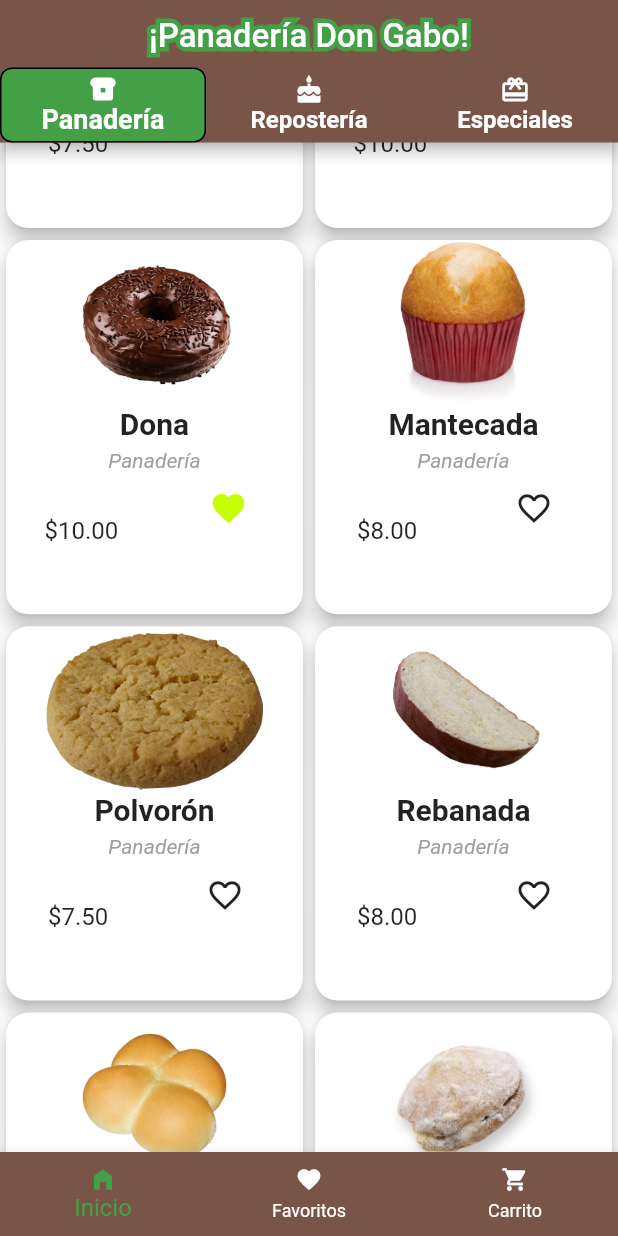
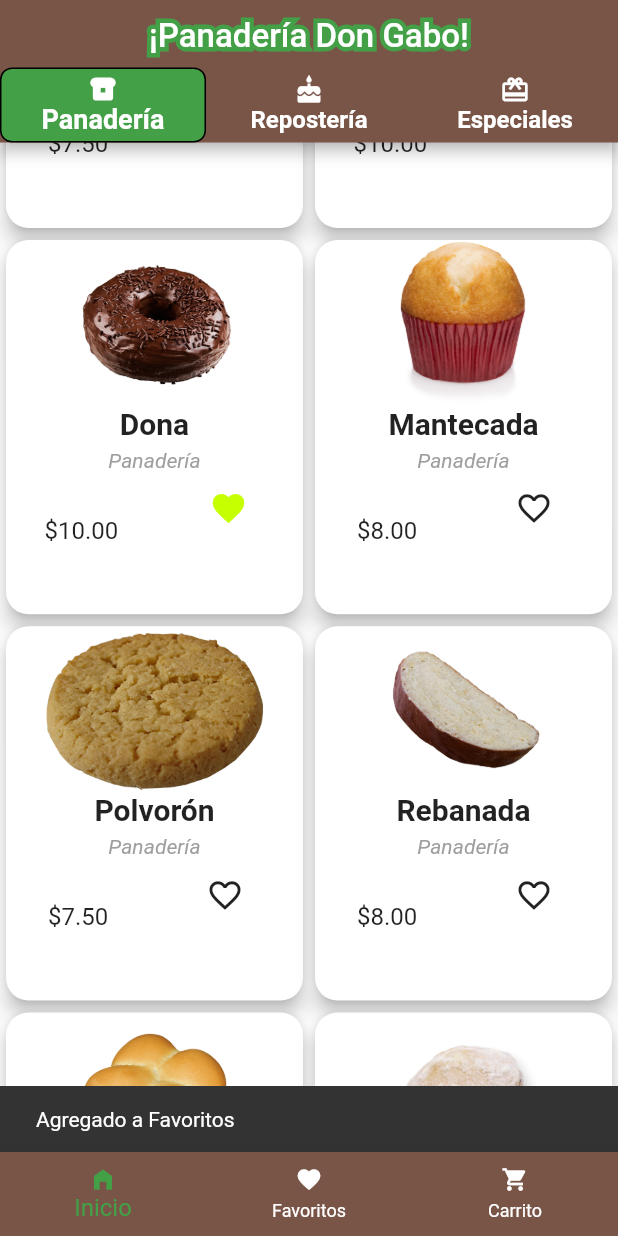
Before and after one commit to wartin38/panaderiapp, a Flutter app: the screen it shows after launch, scrolled down 576 dp, after a tap on the "favorite outline" icon, on a phone screen of 412 x 824 dp. Run offline on Flutter 3.47's test engine with Material 2 defaults, Android fonts, the phone set to English and light mode, and no system bars; our stand-ins replace shared_preferences.

Commit message:
Pantalla de favoritos no repite el elemento

```diff
--- a/lib/main.dart
+++ b/lib/main.dart
@@ -5,7 +5,11 @@ import 'bottom_navigation.dart';
 import '../models/item_dao.dart';
 import 'package:provider/provider.dart';
 
-void main() {
+Future<void> main() async {
+  WidgetsFlutterBinding.ensureInitialized();
+  ItemDao itemDao = ItemDao();
+  itemDao.loadSharedPreferences();
+  itemDao.setFavoriteItems();
   runApp(const MyApp());
 }
 
@@ -24,7 +28,7 @@ class MyApp extends StatelessWidget {
         ),
       ],
       child: MaterialApp(
-        title: 'Flutter Demo',
+        title: 'Panaderia_v1',
         debugShowCheckedModeBanner: false,
         theme: ThemeData(
           primarySwatch: Colors.brown,
--- a/lib/models/item_dao.dart
+++ b/lib/models/item_dao.dart
@@ -1,6 +1,7 @@
 // import 'package:cloud_firestore/cloud_firestore.dart';
 import 'package:flutter/material.dart';
 import '../widgets/item_test2.dart';
+import 'package:shared_preferences/shared_preferences.dart';
 
 class ItemDao extends ChangeNotifier {
   // final CollectionReference collection =
@@ -14,9 +15,14 @@ class ItemDao extends ChangeNotifier {
   //   return collection.snapshots();
   // }
 
-  List<Widget> itemFavorited = <Widget>[];
+  // Llave que utilizará la instancia de SharedPreferences:
+  static const String _prefFavoritesTitle = 'favoriteItems';
+  List<String> favoritesTitle = <String>[];
 
-  final List<Widget> productList1 = <Widget>[
+  // Lista de elementos puestos en favoritos.
+  List<ItemTest> itemFavorited = <ItemTest>[];
+
+  final List<ItemTest> productList1 = <ItemTest>[
     ItemTest(
         key: UniqueKey(),
         image: 'assets/images/bisquet.png',
@@ -79,7 +85,7 @@ class ItemDao extends ChangeNotifier {
         subtitle: 'Panadería'),
   ];
 
-  final List<Widget> productList2 = <Widget>[
+  final List<ItemTest> productList2 = <ItemTest>[
     ItemTest(
         key: UniqueKey(),
         image: 'assets/images/pastel_1.png',
@@ -148,7 +154,7 @@ class ItemDao extends ChangeNotifier {
         subtitle: 'Repostería'),
   ];
 
-  final List<Widget> productList3 = <Widget>[
+  final List<ItemTest> productList3 = <ItemTest>[
     ItemTest(
         key: UniqueKey(),
         image: 'assets/images/especial_1.png',
@@ -181,9 +187,83 @@ class ItemDao extends ChangeNotifier {
         subtitle: 'Especiales'),
   ];
 
-  void addFavoriteItem(ItemTest? item) {
-    if (item == null) return;
-    itemFavorited.add(item);
+  void loadSharedPreferences() async {
+    final preferences = await SharedPreferences.getInstance();
+    final favorites = preferences.getStringList(_prefFavoritesTitle);
+    if (favorites != null) {
+      favoritesTitle = favorites;
+    } else {
+      favoritesTitle = <String>[];
+    }
+    preferences.setStringList(_prefFavoritesTitle, favoritesTitle);
     notifyListeners();
   }
+
+  void saveFavoritesIDs() async {
+    final preferences = await SharedPreferences.getInstance();
+    preferences.setStringList(_prefFavoritesTitle, favoritesTitle);
+    notifyListeners();
+  }
+
+  void addFavoriteItem(ItemTest item) async {
+    final preferences = await SharedPreferences.getInstance();
+    var favoritesList = preferences.getStringList(_prefFavoritesTitle);
+    if (favoritesList == null) {
+      return;
+    } else if (!favoritesList.contains(item.title)) {
+      favoritesTitle.add(item.title);
+      itemFavorited.add(item);
+      saveFavoritesIDs();
+      notifyListeners();
+    } else {
+      return;
+    }
+  }
+
+  void setFavoriteItems() {
+    for (var i = 0; i < productList1.length; i++) {
+      if (!favoritesTitle.contains(productList1[i].title)) {
+        continue;
+      } else {
+        ItemTest item = ItemTest(
+            image: productList1[i].image,
+            title: productList1[i].title,
+            subtitle: productList1[i].subtitle,
+            price: productList1[i].price);
+        if (!itemFavorited.contains(item)) {
+          itemFavorited.add(item);
+        }
+      }
+    }
+    for (var i = 0; i < productList2.length; i++) {
+      if (!favoritesTitle.contains(productList2[i].title)) {
+        continue;
+      } else {
+        ItemTest item = ItemTest(
+            image: productList2[i].image,
+            title: productList2[i].title,
+            subtitle: productList2[i].subtitle,
+            price: productList2[i].price);
+        if (!itemFavorited.contains(item)) {
+          itemFavorited.add(item);
+        }
+      }
+    }
+    for (var i = 0; i < productList3.length; i++) {
+      if (!favoritesTitle.contains(productList3[i].title)) {
+        continue;
+      } else {
+        ItemTest item = ItemTest(
+            image: productList3[i].image,
+            title: productList3[i].title,
+            subtitle: productList3[i].subtitle,
+            price: productList3[i].price);
+        if (!itemFavorited.contains(item)) {
+          itemFavorited.add(item);
+        }
+      }
+    }
+    notifyListeners();
+    // TODO: Considerar utilizar SQLite para guardar la lista de items Favoritos
+  }
 }
--- a/lib/screens/favorites_screen.dart
+++ b/lib/screens/favorites_screen.dart
@@ -1,6 +1,7 @@
 import 'package:flutter/material.dart';
 import 'package:provider/provider.dart';
 import '../models/item_dao.dart';
+import '../widgets/item_test2.dart';
 
 class FavoritesScreen extends StatefulWidget {
   const FavoritesScreen({Key? key}) : super(key: key);
@@ -15,9 +16,34 @@ class _FavoritesScreenState extends State<FavoritesScreen> {
     return Consumer<ItemDao>(
       builder: (context, itemDao, child) {
         return Scaffold(
+          appBar: AppBar(
+            toolbarHeight: 45,
+            centerTitle: true,
+            title: Stack(
+              children: [
+                Text(
+                  '¡Panadería Don Gabo!',
+                  style: TextStyle(
+                      fontSize: 22,
+                      foreground: Paint()
+                        ..style = PaintingStyle.stroke
+                        ..strokeWidth = 6
+                        ..color = Colors.green.shade600),
+                ),
+                const Text(
+                  '¡Panadería Don Gabo!',
+                  style: TextStyle(
+                    fontSize: 22,
+                    // color: Colors.orange.shade600,
+                    color: Colors.white,
+                  ),
+                ),
+              ],
+            ),
+          ),
           body: Column(
-            mainAxisAlignment: MainAxisAlignment.start,
             crossAxisAlignment: CrossAxisAlignment.center,
+            mainAxisAlignment: MainAxisAlignment.center,
             children: [
               Center(
                 child: Text(
--- /dev/null
+++ b/lib/storage/favs_storage.dart
@@ -0,0 +1,12 @@
+import 'package:shared_preferences/shared_preferences.dart';
+import '../widgets/item_test2.dart';
+
+class FavoriteData {
+  static const String prefsKey = 'favoriteItems';
+  final List<String> favoritesIds = <String>[];
+
+  void saveFavorite() async {
+    final prefs = await SharedPreferences.getInstance();
+    // prefs.set
+  }
+}
--- a/lib/widgets/item_test2.dart
+++ b/lib/widgets/item_test2.dart
@@ -22,8 +22,7 @@ class ItemTest extends StatefulWidget {
 }
 
 class _ItemTestState extends State<ItemTest> {
-  int counter = 0;
-  bool _isFavorited = false;
+  // int counter = 0;
 
   // void _setFavorite() {
   //   setState(() {
@@ -98,23 +97,23 @@ class _ItemTestState extends State<ItemTest> {
                           style: const TextStyle(fontSize: 16),
                         ),
                         IconButton(
-                          // Nota: Pasar la función _eetFavorite para acá y agregar
-                          // el consumer a este widget para pasar el widget.
                           onPressed: () {
-                            setState(() {
-                              _isFavorited = !_isFavorited;
-                              //     // TODO. Para esto requiero un provider:
-                              //     // if (_isFavorited) {
-                              //     //   BottomNavigation(cartItems: counter + 1);
-                              //     // }
-                            });
                             itemDao.addFavoriteItem(widget);
+                            const snackBar =
+                                SnackBar(content: Text('Agregado a Favoritos'));
+                            ScaffoldMessenger.of(context)
+                                .showSnackBar(snackBar);
+                            //     // TODO. Para esto requiero un provider:
+                            //     // if (_isFavorited) {
+                            //     //   BottomNavigation(cartItems: counter + 1);
+                            //     // }
+                            setState(() {});
                           },
-                          icon: _isFavorited
+                          icon: itemDao.itemFavorited.contains(widget)
                               ? const Icon(Icons.favorite)
                               : const Icon(Icons.favorite_border_outlined),
                           iconSize: 25,
-                          color: _isFavorited
+                          color: itemDao.itemFavorited.contains(widget)
                               ? Colors.limeAccent[400]
                               : Colors.limeAccent[600],
                         )
--- a/pubspec.yaml
+++ b/pubspec.yaml
@@ -32,6 +32,7 @@ dependencies:
   cupertino_icons: 1.0.3
   intl: 0.17.0
   provider: ^6.0.0
+  shared_preferences: ^2.0.9
   # firebase_core: ^1.6.0
   # cloud_firestore: ^2.5.2
   # firebase_auth: ^3.1.1
```
Also changed, not shown: pubspec.lock.
